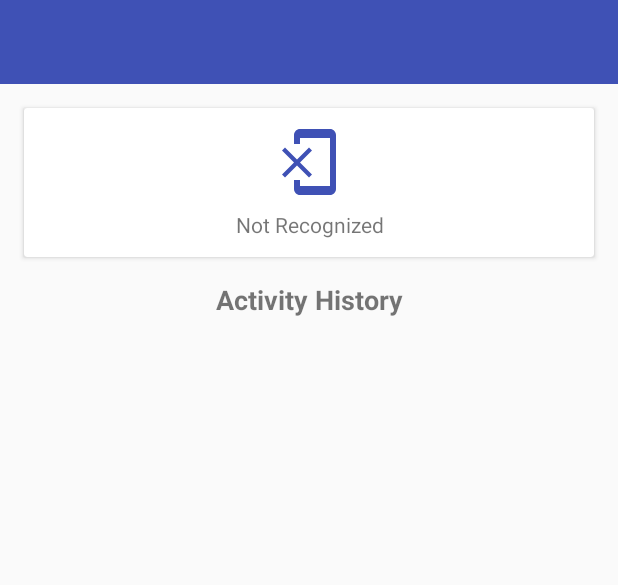
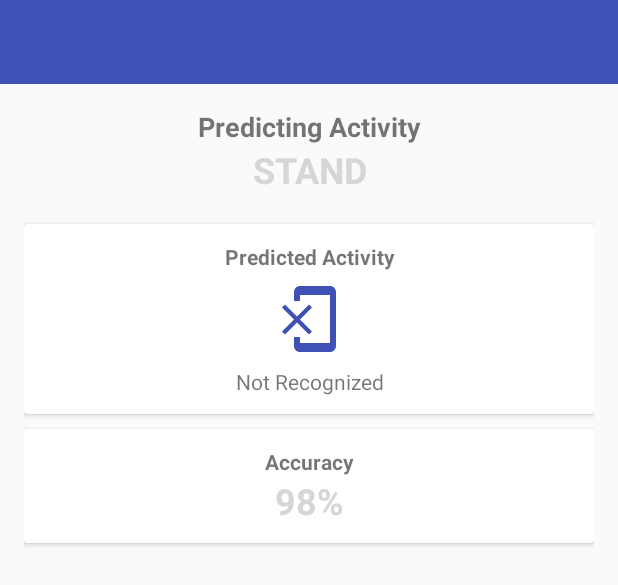
Before and after one commit to ilhamadun/skripsi-har, an Android app: the layout activity_prediction.xml on its own in the app's theme, with its tools: preview values and no code run, on a phone screen of 412 x 824 dp. Shown: the top 585 px of the screen. Run offline under Robolectric (Android 15) with nearby library versions, the phone set to English and light mode, and no system bars.

Commit message:
Restyling PredictionActivity layout

```diff
--- a/aktvtas/app/src/main/res/layout/activity_prediction.xml
+++ b/aktvtas/app/src/main/res/layout/activity_prediction.xml
@@ -1,8 +1,6 @@
 <?xml version="1.0" encoding="utf-8"?>
-<LinearLayout
-    xmlns:android="http://schemas.android.com/apk/res/android"
+<LinearLayout xmlns:android="http://schemas.android.com/apk/res/android"
     xmlns:tools="http://schemas.android.com/tools"
-    xmlns:card_view="http://schemas.android.com/apk/res-auto"
     android:id="@+id/activity_prediction"
     android:layout_width="match_parent"
     android:layout_height="match_parent"
@@ -14,13 +12,43 @@
         android:layout_width="match_parent"
         android:layout_height="wrap_content" />
 
-    <android.support.v7.widget.CardView
+    <RelativeLayout
+        android:layout_width="match_parent"
+        android:layout_height="match_parent">
+
+        <RelativeLayout
             android:layout_width="match_parent"
             android:layout_height="wrap_content"
-        android:layout_marginLeft="@dimen/activity_horizontal_margin"
-        android:layout_marginRight="@dimen/activity_horizontal_margin"
-        android:layout_marginTop="@dimen/activity_vertical_margin"
-        android:layout_marginBottom="@dimen/activity_vertical_margin">
+            android:padding="@dimen/activity_horizontal_margin">
+
+            <TextView
+                android:id="@+id/trainer_title"
+                android:layout_width="match_parent"
+                android:layout_height="wrap_content"
+                android:text="@string/predicting_activity"
+                android:textAlignment="center"
+                android:textSize="18sp"
+                android:textStyle="bold" />
+
+            <TextView
+                android:id="@+id/prediction_activity_name"
+                android:layout_width="match_parent"
+                android:layout_height="wrap_content"
+                android:layout_below="@id/trainer_title"
+                android:layout_marginBottom="20dp"
+                android:text="@string/stand"
+                android:textAlignment="center"
+                android:textAllCaps="true"
+                android:textColor="@color/accent"
+                android:textSize="24sp"
+                android:textStyle="bold" />
+
+            <android.support.v7.widget.CardView
+                android:id="@+id/prediction_activity"
+                android:layout_width="match_parent"
+                android:layout_height="wrap_content"
+                android:layout_below="@id/prediction_activity_name"
+                android:layout_marginBottom="10dp">
 
                 <LinearLayout
                     android:layout_width="match_parent"
@@ -28,37 +56,76 @@
                     android:orientation="vertical"
                     android:padding="12dp">
 
+                    <TextView
+                        android:layout_width="match_parent"
+                        android:layout_height="wrap_content"
+                        android:layout_marginBottom="8dp"
+                        android:text="@string/predicted_activity"
+                        android:textAlignment="center"
+                        android:textStyle="bold" />
+
                     <ImageView
                         android:id="@+id/prediction_icon"
                         android:layout_width="match_parent"
                         android:layout_height="48dp"
                         android:layout_marginBottom="8dp"
                         android:src="@drawable/ic_not_recognized"
-                android:tint="@color/colorPrimary"/>
+                        android:tint="@color/colorPrimary" />
+
                     <TextView
                         android:id="@+id/prediction_name"
                         android:layout_width="match_parent"
                         android:layout_height="wrap_content"
-                android:textAlignment="center"
-                android:text="@string/not_recognized"/>
+                        android:text="@string/not_recognized"
+                        android:textAlignment="center" />
 
                 </LinearLayout>
 
+            </android.support.v7.widget.CardView>
+
+            <android.support.v7.widget.CardView
+                android:id="@+id/prediction_accuracy_card"
+                android:layout_width="match_parent"
+                android:layout_height="wrap_content"
+                android:layout_below="@id/prediction_activity"
+                android:layout_marginBottom="20dp">
+
+                <LinearLayout
+                    android:layout_width="match_parent"
+                    android:layout_height="wrap_content"
+                    android:orientation="vertical"
+                    android:padding="12dp">
+
+                    <TextView
+                        android:layout_width="match_parent"
+                        android:layout_height="wrap_content"
+                        android:text="@string/accuracy"
+                        android:textAlignment="center"
+                        android:textStyle="bold" />
+
+                    <TextView
+                        android:id="@+id/prediction_accuracy"
+                        android:layout_width="match_parent"
+                        android:layout_height="wrap_content"
+                        android:text="98%"
+                        android:textAlignment="center"
+                        android:textAllCaps="true"
+                        android:textColor="@color/accent"
+                        android:textSize="24sp"
+                        android:textStyle="bold" />
+
+                </LinearLayout>
 
             </android.support.v7.widget.CardView>
 
-    <TextView
-        android:id="@+id/activity_history_title"
+        </RelativeLayout>
+
+        <FrameLayout
+            android:id="@+id/prediction_countdown"
             android:layout_width="match_parent"
             android:layout_height="wrap_content"
-        android:textAlignment="center"
-        android:textSize="18sp"
-        android:textStyle="bold"
-        android:text="@string/activity_history"/>
-
-    <FrameLayout
-        android:id="@+id/activity_prediction_history"
-        android:layout_width="match_parent"
-        android:layout_height="match_parent" />
+            android:layout_alignParentBottom="true"
+            android:background="@color/md_white_1000"/>
+    </RelativeLayout>
 
 </LinearLayout>
--- a/aktvtas/app/src/main/res/values/strings.xml
+++ b/aktvtas/app/src/main/res/values/strings.xml
@@ -26,9 +26,10 @@
     <string name="start">Start</string>
     <string name="cancel">Cancel</string>
     <string name="training_activity">Training Activity</string>
-    <string name="time_left">Time Left</string>
+    <string name="predicting_activity">Predicting Activity</string>
+    <string name="time_left">Time Left:</string>
     <string name="stop">Stop</string>
-    <string name="starts_in">Starts in</string>
+    <string name="starts_in">Starts in:</string>
 
     <string name="accelerometer">Accelerometer</string>
     <string name="gyroscope">Gyroscope</string>
@@ -64,4 +65,9 @@
         <item>Male</item>
         <item>Female</item>
     </string-array>
+
+    <!-- TODO: Remove or change this placeholder text -->
+    <string name="hello_blank_fragment">Hello blank fragment</string>
+    <string name="accuracy">Accuracy</string>
+    <string name="predicted_activity">Predicted Activity</string>
 </resources>
```
Also changed, not shown: aktvtas/app/src/main/java/org/elins/aktvtas/CountDownFragment.java (added, +122 -0 lines), aktvtas/app/src/main/java/org/elins/aktvtas/PredictionActivity.java (+16 -6 lines), aktvtas/app/src/main/res/layout/fragment_countdown.xml (added, +32 -0 lines), 1 other file. Lines whose indentation alone changed are shown as unchanged.
